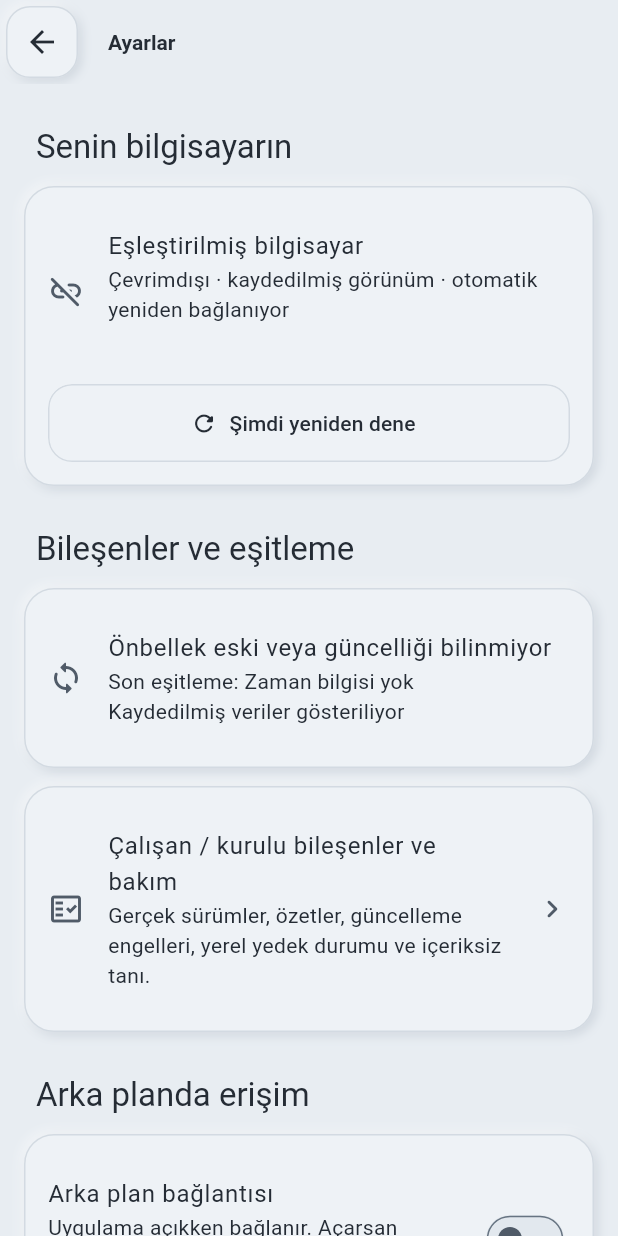
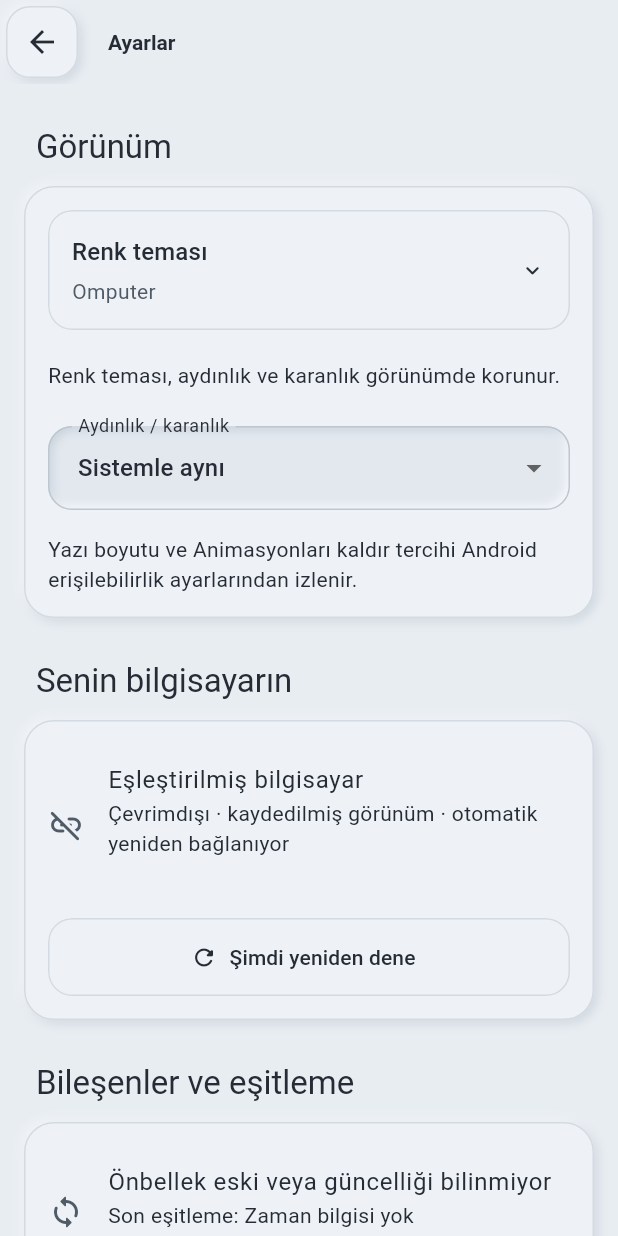
Before and after one commit to altifilius/omputer, a Flutter app: the HomeScreen screen opened directly with empty values, after a tap on the "tune" icon, on a phone screen of 412 x 824 dp. Run offline on Flutter 3.47's test engine with Material 3 defaults, Android fonts, the phone set to English and light mode, and no system bars; our stand-ins replace flutter_markdown; missing offline and left inert: mobile_scanner.

Commit message:
feat(android): add selectable palettes and neumorphic theme controls
Add seven authored light/dark palettes with independent native persistence,
distinct light surface materials and cached semantic themes. Keep the Home
brightness switch in place and retain original Omputer as the default.

Use the shared raised/inset button style for Settings palette disclosure,
recess the selected native radio row and preserve keyboard/accessibility
state and selection across collapse and process restart.

Include targeted contrast, material separation and preference regressions,
Android 1.3.1 metadata and scoped public documentation. Preserve the latest
documentation privacy cleanup; exclude local reports, device evidence,
packages and unrelated working changes.

Verification: 25 distinct targeted scenarios across serial gates; scoped
analysis clean. Actual physical phone review covered all seven light
materials, light/dark disclosure, collapse and restart persistence.
No full-suite, exhaustive TalkBack or byte-reproducible APK claim.

```diff
--- a/mobile/lib/main.dart
+++ b/mobile/lib/main.dart
@@ -127,7 +127,8 @@ class _OmputerAppState extends State<OmputerApp> with WidgetsBindingObserver {
   @override
   Widget build(BuildContext context) => ListenableBuilder(listenable: widget.controller, builder: (context, _) => MaterialApp(
     title: 'Omputer', navigatorKey: navigator, debugShowCheckedModeBanner: false,
-    theme: omputerTheme(Brightness.light), darkTheme: omputerTheme(Brightness.dark),
+    theme: omputerTheme(Brightness.light, colorTheme: widget.controller.colorTheme),
+    darkTheme: omputerTheme(Brightness.dark, colorTheme: widget.controller.colorTheme),
     themeMode: switch (widget.controller.theme) { 'light' => ThemeMode.light, 'dark' => ThemeMode.dark, _ => ThemeMode.system },
     locale: const Locale('tr'), supportedLocales: const [Locale('tr'), Locale('en')],
     localizationsDelegates: GlobalMaterialLocalizations.delegates,
--- a/mobile/lib/settings.dart
+++ b/mobile/lib/settings.dart
@@ -4,6 +4,7 @@ import 'ui.dart';
 import 'models.dart';
 import 'diagnostics.dart';
 import 'neumorphic.dart';
+import 'theme_palettes.dart';
 
 class SettingsScreen extends StatefulWidget {
   const SettingsScreen({super.key, required this.controller});
@@ -13,6 +14,14 @@ class SettingsScreen extends StatefulWidget {
 }
 class _SettingsScreenState extends State<SettingsScreen> {
   bool busy = false;
+  bool paletteExpanded = false;
+  final paletteToggleStates = WidgetStatesController();
+  @override
+  void dispose() { paletteToggleStates.dispose(); super.dispose(); }
+  void togglePalette() {
+    setState(() => paletteExpanded = !paletteExpanded);
+    paletteToggleStates.update(WidgetState.selected, paletteExpanded);
+  }
   Future<void> run(Future<void> Function() action) async {
     if (busy) return;
     setState(() => busy = true);
@@ -24,6 +33,57 @@ class _SettingsScreenState extends State<SettingsScreen> {
     final c = widget.controller;
     final connection = c.connection;
     return ListView(padding: const EdgeInsets.only(bottom: 40), children: [
+      const SectionHeading('Görünüm'),
+      _SettingsPanel(children: [
+        Padding(padding: const EdgeInsets.all(8), child: Semantics(
+          key: const PageStorageKey('settings-color-theme'),
+          container: true, excludeSemantics: true,
+          label: 'Renk teması', value: c.colorTheme.label,
+          button: true, expanded: paletteExpanded, enabled: !busy,
+          onTap: busy ? null : togglePalette,
+          child: OutlinedButton(
+            statesController: paletteToggleStates,
+            onPressed: busy ? null : togglePalette,
+            style: neoButtonStyle().copyWith(padding: const WidgetStatePropertyAll(EdgeInsets.all(16))),
+            child: Row(children: [
+              Expanded(child: Column(crossAxisAlignment: CrossAxisAlignment.start, children: [
+                Text('Renk teması', style: Theme.of(context).textTheme.titleMedium),
+                const SizedBox(height: 4),
+                Text(c.colorTheme.label, style: Theme.of(context).textTheme.bodyMedium?.copyWith(color: Theme.of(context).colorScheme.onSurfaceVariant)),
+              ])),
+              const SizedBox(width: 12),
+              Icon(paletteExpanded ? Icons.expand_less_rounded : Icons.expand_more_rounded),
+            ]),
+          ),
+        )),
+        if (paletteExpanded) Padding(padding: const EdgeInsets.fromLTRB(8, 4, 8, 8), child: RadioGroup<AppColorTheme>(
+          groupValue: c.colorTheme,
+          onChanged: (value) { if (!busy && value != null) run(() => c.setColorTheme(value)); },
+          child: Column(children: [for (final theme in AppColorTheme.values) Padding(
+            padding: const EdgeInsets.symmetric(vertical: 4),
+            child: NeoSurface(
+              depth: c.colorTheme == theme ? NeoDepth.inset : NeoDepth.flat,
+              radius: 16, compact: true,
+              color: c.colorTheme == theme ? null : NeoPalette.of(context).raised,
+              borderColor: c.colorTheme == theme ? Theme.of(context).colorScheme.outlineVariant : null,
+              child: RadioListTile<AppColorTheme>(
+                key: ValueKey('color-theme-${theme.id}'), value: theme, enabled: !busy,
+                contentPadding: const EdgeInsets.symmetric(horizontal: 8, vertical: 4),
+                title: Text(theme.label),
+                subtitle: Padding(padding: const EdgeInsets.only(top: 8, bottom: 4), child: ExcludeSemantics(child: SizedBox(
+                  height: 16,
+                  child: ClipRRect(borderRadius: BorderRadius.circular(4), child: Row(children: [
+                    for (final color in theme.swatches) Expanded(child: ColoredBox(color: color, child: const SizedBox.expand())),
+                  ])),
+                ))),
+              ),
+            ),
+          )]),
+        )),
+        const Padding(padding: EdgeInsets.fromLTRB(8, 12, 8, 16), child: Text('Renk teması, aydınlık ve karanlık görünümde korunur.')),
+        Padding(padding: const EdgeInsets.all(8), child: DropdownButtonFormField<String>(key: ValueKey(c.theme), initialValue: c.theme, isExpanded: true, itemHeight: null, borderRadius: BorderRadius.circular(16), decoration: const InputDecoration(labelText: 'Aydınlık / karanlık'), items: const [DropdownMenuItem(value: 'system', child: Text('Sistemle aynı')), DropdownMenuItem(value: 'light', child: Text('Aydınlık')), DropdownMenuItem(value: 'dark', child: Text('Karanlık'))], onChanged: busy ? null : (value) { if (value != null) run(() => c.setTheme(value)); })),
+        const Padding(padding: EdgeInsets.all(8), child: Text('Yazı boyutu ve Animasyonları kaldır tercihi Android erişilebilirlik ayarlarından izlenir.')),
+      ]),
       const SectionHeading('Senin bilgisayarın'),
       _SettingsPanel(children: [
         ListTile(contentPadding: const EdgeInsets.symmetric(horizontal: 8, vertical: 8), leading: Icon(connection.connected ? Icons.link_rounded : Icons.link_off_rounded), title: Text(connection.serverName.isEmpty ? 'Eşleştirilmiş bilgisayar' : connection.serverName), subtitle: Text('${connection.connected ? 'Bağlı' : 'Çevrimdışı · kaydedilmiş görünüm · otomatik yeniden bağlanıyor'}\n${connection.url}')),
@@ -49,11 +109,6 @@ class _SettingsScreenState extends State<SettingsScreen> {
       _SettingsPanel(children: [
         CheckboxListTile(contentPadding: const EdgeInsets.symmetric(horizontal: 8, vertical: 8), title: const Text('Karar bildirimlerini göster'), subtitle: const Text('Bu bilgisayar ve bu telefon eşleştirmesine özel tercih.'), value: object(object(c.localState['sections'])['notificationPreferences'])['global'] != false, onChanged: busy ? null : (value) => run(() => c.updateLocalState('notificationPreferences', 'global', value == true))),
         for (final project in c.snapshot.projects) CheckboxListTile(contentPadding: const EdgeInsets.symmetric(horizontal: 8, vertical: 8), title: Text(project.name), subtitle: const Text('Bu projenin karar bildirimleri'), value: object(object(c.localState['sections'])['notificationPreferences'])['project:${project.id}'] != false, onChanged: busy ? null : (value) => run(() => c.updateLocalState('notificationPreferences', 'project:${project.id}', value == true))),
-      ]),
-      const SectionHeading('Görünüm'),
-      _SettingsPanel(children: [
-        Padding(padding: const EdgeInsets.all(8), child: DropdownButtonFormField<String>(key: ValueKey(c.theme), initialValue: c.theme, isExpanded: true, itemHeight: null, borderRadius: BorderRadius.circular(16), decoration: const InputDecoration(labelText: 'Tema'), items: const [DropdownMenuItem(value: 'system', child: Text('Sistemle aynı')), DropdownMenuItem(value: 'light', child: Text('Açık · sis grisi')), DropdownMenuItem(value: 'dark', child: Text('Koyu · grafit'))], onChanged: busy ? null : (value) { if (value != null) run(() => c.setTheme(value)); })),
-        const Padding(padding: EdgeInsets.all(8), child: Text('Yazı boyutu ve Animasyonları kaldır tercihi Android erişilebilirlik ayarlarından izlenir.')),
       ]),
       const SectionHeading('Yetkili cihazlar'),
       if (c.snapshot.devices.isEmpty) const Padding(padding: EdgeInsets.symmetric(horizontal: 24), child: Text('Cihaz listesi henüz alınmadı. Bağlantıyı yenile.')),
--- /dev/null
+++ b/mobile/lib/theme_palettes.dart
@@ -0,0 +1,169 @@
+import 'package:flutter/material.dart';
+import 'neumorphic.dart';
+
+/// Stable phone-wide IDs; appearance (system/light/dark) is stored separately.
+enum AppColorTheme {
+  omputer('omputer', 'Omputer', [Color(0xffe8edf2), Color(0xffc0c6cf), Color(0xff23272f), Color(0xfff3ca68), Color(0xffa87920)]),
+  sage('sage', 'Adaçayı', [Color(0xffccd5ae), Color(0xffe9edc9), Color(0xfffefae0), Color(0xfffaedcd), Color(0xffd4a373)]),
+  coast('coast', 'Okyanus', [Color(0xff8ecae6), Color(0xff219ebc), Color(0xff023047), Color(0xffffb703), Color(0xfffb8500)]),
+  forest('forest', 'Orman', [Color(0xff01161e), Color(0xff124559), Color(0xff598392), Color(0xffaec3b0), Color(0xffeff6e0)]),
+  midnight('midnight', 'Gece mavisi', [Color(0xff000814), Color(0xff001d3d), Color(0xff003566), Color(0xffffc300), Color(0xffffd60a)]),
+  cherry('cherry', 'Vişne', [Color(0xffef233c), Color(0xffd5f2e3), Color(0xff73ba9b), Color(0xff003e1f), Color(0xffd90429)]),
+  terracotta('terracotta', 'Kiremit', [Color(0xff562c2c), Color(0xfff2542d), Color(0xfff5dfbb), Color(0xff0e9594), Color(0xff127475)]),
+  coral('coral', 'Mercan', [Color(0xffe63946), Color(0xfff1faee), Color(0xffa8dadc), Color(0xff457b9d), Color(0xff1d3557)]);
+
+  const AppColorTheme(this.id, this.label, this.swatches);
+  final String id, label;
+  final List<Color> swatches;
+
+  static AppColorTheme fromId(Object? id) => values.where((theme) => theme.id == id).firstOrNull ?? omputer;
+
+  AppThemeColors colors(Brightness brightness) => _colors[(this, brightness)]!;
+}
+
+/// Each appearance is composed explicitly, not inverted from its counterpart.
+@immutable
+class AppThemeColors {
+  const AppThemeColors({required this.base, required this.ink, required this.primary,
+    required this.onPrimary, required this.primaryContainer, required this.onPrimaryContainer,
+    required this.tertiary, required this.onTertiary, required this.tertiaryContainer,
+    required this.onTertiaryContainer, this.lightSurfaces});
+
+  final Color base, ink, primary, onPrimary, primaryContainer, onPrimaryContainer;
+  final Color tertiary, onTertiary, tertiaryContainer, onTertiaryContainer;
+  final NeoPalette? lightSurfaces;
+
+  NeoPalette surfaces(Brightness brightness) {
+    if (brightness == Brightness.light && lightSurfaces != null) return lightSurfaces!;
+    final dark = brightness == Brightness.dark;
+    return NeoPalette(
+      base: base,
+      raised: Color.lerp(base, Colors.white, dark ? .035 : .26)!,
+      inset: Color.lerp(base, Colors.black, dark ? .10 : .025)!,
+      light: Color.lerp(base, Colors.white, dark ? .09 : .85)!,
+      shadow: Color.lerp(base, Colors.black, dark ? .40 : .16)!,
+    );
+  }
+}
+
+const _colors = <(AppColorTheme, Brightness), AppThemeColors>{
+  (AppColorTheme.omputer, Brightness.light): AppThemeColors(
+    base: Color(0xffe8edf2), ink: Color(0xff252c35),
+    primary: Color(0xff292e37), onPrimary: Color(0xffffffff),
+    primaryContainer: Color(0xffd5dde8), onPrimaryContainer: Color(0xff23272f),
+    tertiary: Color(0xff292e37), onTertiary: Color(0xffffffff),
+    tertiaryContainer: Color(0xffd5dde8), onTertiaryContainer: Color(0xff23272f),
+  ),
+  (AppColorTheme.omputer, Brightness.dark): AppThemeColors(
+    base: Color(0xff23272f), ink: Color(0xfff1f3f5),
+    primary: Color(0xfff3ca68), onPrimary: Color(0xff272016),
+    primaryContainer: Color(0xff463c28), onPrimaryContainer: Color(0xffffe3a2),
+    tertiary: Color(0xfff3ca68), onTertiary: Color(0xff23272f),
+    tertiaryContainer: Color(0xff463c28), onTertiaryContainer: Color(0xffffe3a2),
+  ),
+  (AppColorTheme.sage, Brightness.light): AppThemeColors(
+    base: Color(0xffe5dfc4), ink: Color(0xff303a2e),
+    lightSurfaces: NeoPalette(base: Color(0xffe5dfc4), raised: Color(0xfffefae0), inset: Color(0xffccd5ae), light: Color(0xfffffef0), shadow: Color(0xffb5bd94)),
+    primary: Color(0xff47572f), onPrimary: Color(0xfffefae0),
+    primaryContainer: Color(0xffe9edc9), onPrimaryContainer: Color(0xff303b20),
+    tertiary: Color(0xff80542e), onTertiary: Color(0xfffefae0),
+    tertiaryContainer: Color(0xfffaedcd), onTertiaryContainer: Color(0xff562f12),
+  ),
+  (AppColorTheme.sage, Brightness.dark): AppThemeColors(
+    base: Color(0xff282c23), ink: Color(0xfff0f1df),
+    primary: Color(0xffccd5ae), onPrimary: Color(0xff252e1c),
+    primaryContainer: Color(0xff3d4631), onPrimaryContainer: Color(0xffe9edc9),
+    tertiary: Color(0xffd4a373), onTertiary: Color(0xff392515),
+    tertiaryContainer: Color(0xff4c3b2c), onTertiaryContainer: Color(0xfffaedcd),
+  ),
+  (AppColorTheme.coast, Brightness.light): AppThemeColors(
+    base: Color(0xffc6e4f1), ink: Color(0xff023047),
+    lightSurfaces: NeoPalette(base: Color(0xffc6e4f1), raised: Color(0xffe1f4fb), inset: Color(0xffafd4e5), light: Color(0xfff4fcff), shadow: Color(0xff8daebf)),
+    primary: Color(0xff014b66), onPrimary: Color(0xffffffff),
+    primaryContainer: Color(0xffbcdfe9), onPrimaryContainer: Color(0xff023047),
+    tertiary: Color(0xffa94f00), onTertiary: Color(0xffffffff),
+    tertiaryContainer: Color(0xffffe1a7), onTertiaryContainer: Color(0xff633600),
+  ),
+  (AppColorTheme.coast, Brightness.dark): AppThemeColors(
+    base: Color(0xff1c2a30), ink: Color(0xffe5f2f7),
+    primary: Color(0xff8ecae6), onPrimary: Color(0xff023047),
+    primaryContainer: Color(0xff244955), onPrimaryContainer: Color(0xffcbeaf6),
+    tertiary: Color(0xffffb703), onTertiary: Color(0xff422b00),
+    tertiaryContainer: Color(0xff50402a), onTertiaryContainer: Color(0xffffe1a7),
+  ),
+  (AppColorTheme.forest, Brightness.light): AppThemeColors(
+    base: Color(0xffc8d7c0), ink: Color(0xff01161e),
+    lightSurfaces: NeoPalette(base: Color(0xffc8d7c0), raised: Color(0xffe5efd8), inset: Color(0xffadc4a6), light: Color(0xfff4fae9), shadow: Color(0xff8da285)),
+    primary: Color(0xff124559), onPrimary: Color(0xffeff6e0),
+    primaryContainer: Color(0xffd5e2d3), onPrimaryContainer: Color(0xff124559),
+    tertiary: Color(0xff3f6673), onTertiary: Color(0xffeff6e0),
+    tertiaryContainer: Color(0xffd1e2e6), onTertiaryContainer: Color(0xff123c4a),
+  ),
+  (AppColorTheme.forest, Brightness.dark): AppThemeColors(
+    base: Color(0xff1c292b), ink: Color(0xffeff6e0),
+    primary: Color(0xffaec3b0), onPrimary: Color(0xff01161e),
+    primaryContainer: Color(0xff314a48), onPrimaryContainer: Color(0xffe2eedc),
+    tertiary: Color(0xff91b6c4), onTertiary: Color(0xff01161e),
+    tertiaryContainer: Color(0xff284954), onTertiaryContainer: Color(0xffd1e2e6),
+  ),
+  (AppColorTheme.midnight, Brightness.light): AppThemeColors(
+    base: Color(0xfff3e4a5), ink: Color(0xff001d3d),
+    lightSurfaces: NeoPalette(base: Color(0xfff3e4a5), raised: Color(0xfffff3c4), inset: Color(0xffe3cf83), light: Color(0xfffffbeb), shadow: Color(0xffbfae6d)),
+    primary: Color(0xff003566), onPrimary: Color(0xffffffff),
+    primaryContainer: Color(0xffcbd9e8), onPrimaryContainer: Color(0xff001d3d),
+    tertiary: Color(0xff795b00), onTertiary: Color(0xfffff8df),
+    tertiaryContainer: Color(0xffffedb0), onTertiaryContainer: Color(0xff4d3900),
+  ),
+  (AppColorTheme.midnight, Brightness.dark): AppThemeColors(
+    base: Color(0xff101d2b), ink: Color(0xffe5ebf2),
+    primary: Color(0xffffd60a), onPrimary: Color(0xff000814),
+    primaryContainer: Color(0xff334562), onPrimaryContainer: Color(0xffe5ebf2),
+    tertiary: Color(0xffffc300), onTertiary: Color(0xff001d3d),
+    tertiaryContainer: Color(0xff4d4020), onTertiaryContainer: Color(0xffffedb0),
+  ),
+  (AppColorTheme.cherry, Brightness.light): AppThemeColors(
+    base: Color(0xffefd9df), ink: Color(0xff3d1c28),
+    lightSurfaces: NeoPalette(base: Color(0xffefd9df), raised: Color(0xfffff0f2), inset: Color(0xffdfbdc8), light: Color(0xfffff9fa), shadow: Color(0xffbda0aa)),
+    primary: Color(0xff97041f), onPrimary: Color(0xffffffff),
+    primaryContainer: Color(0xffffdade), onPrimaryContainer: Color(0xff690015),
+    tertiary: Color(0xff003e1f), onTertiary: Color(0xffd5f2e3),
+    tertiaryContainer: Color(0xffd5f2e3), onTertiaryContainer: Color(0xff003e1f),
+  ),
+  (AppColorTheme.cherry, Brightness.dark): AppThemeColors(
+    base: Color(0xff1b2923), ink: Color(0xffe4f3e9),
+    primary: Color(0xffff7c8c), onPrimary: Color(0xff3a0610),
+    primaryContainer: Color(0xff502730), onPrimaryContainer: Color(0xffffdae0),
+    tertiary: Color(0xff73ba9b), onTertiary: Color(0xff003e1f),
+    tertiaryContainer: Color(0xff244a38), onTertiaryContainer: Color(0xffd5f2e3),
+  ),
+  (AppColorTheme.terracotta, Brightness.light): AppThemeColors(
+    base: Color(0xffe9d1b4), ink: Color(0xff562c2c),
+    lightSurfaces: NeoPalette(base: Color(0xffe9d1b4), raised: Color(0xfff5dfbb), inset: Color(0xffd6b89a), light: Color(0xfffff2db), shadow: Color(0xffb3987d)),
+    primary: Color(0xff74291e), onPrimary: Color(0xfffff5e8),
+    primaryContainer: Color(0xfff4cbbb), onPrimaryContainer: Color(0xff562c2c),
+    tertiary: Color(0xff127475), onTertiary: Color(0xfff5f6ee),
+    tertiaryContainer: Color(0xffbfe5de), onTertiaryContainer: Color(0xff083e3d),
+  ),
+  (AppColorTheme.terracotta, Brightness.dark): AppThemeColors(
+    base: Color(0xff2e2623), ink: Color(0xfff5dfbb),
+    primary: Color(0xfff9997f), onPrimary: Color(0xff562c2c),
+    primaryContainer: Color(0xff57382f), onPrimaryContainer: Color(0xfff5dfbb),
+    tertiary: Color(0xff69c5c0), onTertiary: Color(0xff083e3d),
+    tertiaryContainer: Color(0xff194746), onTertiaryContainer: Color(0xffc6eae2),
+  ),
+  (AppColorTheme.coral, Brightness.light): AppThemeColors(
+    base: Color(0xffd4e9e5), ink: Color(0xff1d3557),
+    lightSurfaces: NeoPalette(base: Color(0xffd4e9e5), raised: Color(0xfff1faee), inset: Color(0xffacd2cf), light: Color(0xfff5fffb), shadow: Color(0xff91b7b2)),
+    primary: Color(0xff294d72), onPrimary: Color(0xfff1faee),
+    primaryContainer: Color(0xffa8dadc), onPrimaryContainer: Color(0xff1d3557),
+    tertiary: Color(0xffb92334), onTertiary: Color(0xfff1faee),
+    tertiaryContainer: Color(0xffffdadc), onTertiaryContainer: Color(0xff60121e),
+  ),
+  (AppColorTheme.coral, Brightness.dark): AppThemeColors(
+    base: Color(0xff222c38), ink: Color(0xfff1faee),
+    primary: Color(0xffff939a), onPrimary: Color(0xff52141d),
+    primaryContainer: Color(0xff55343d), onPrimaryContainer: Color(0xffffdadc),
+    tertiary: Color(0xffa8dadc), onTertiary: Color(0xff1d3557),
+    tertiaryContainer: Color(0xff304f63), onTertiaryContainer: Color(0xffd4f0ed),
+  ),
+};
--- a/mobile/pubspec.yaml
+++ b/mobile/pubspec.yaml
@@ -1,7 +1,7 @@
 name: omputer
 description: Yerel OMP oturumları için Android denetleyicisi.
 publish_to: none
-version: 1.3.0+21
+version: 1.3.1+22
 environment:
   sdk: '>=3.5.0 <4.0.0'
 dependencies:
```
Also changed, not shown: mobile/lib/controller.dart (+8 -0 lines), mobile/lib/ui.dart (+23 -12 lines), .impeccable/design.json, 12 other files.
